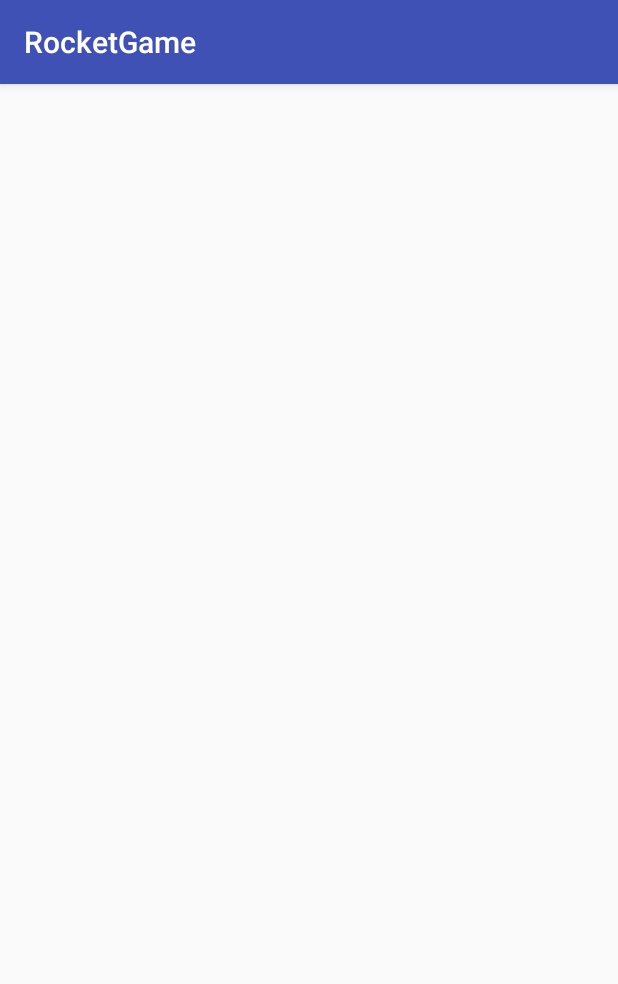
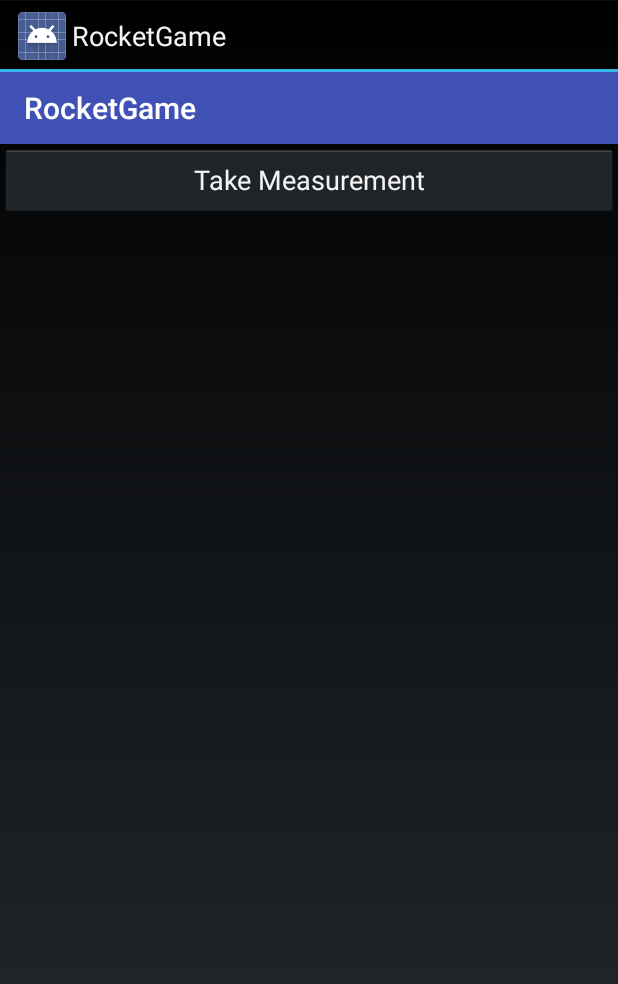
Before and after one commit to zmyrick/RocketProject, an Android app: the DashboardActivity screen opened directly, with no data from a screen before it, on a phone screen of 412 x 824 dp. Shown: the top 984 px of the screen. Run offline under Robolectric (Android 15) with nearby library versions, the phone set to English and light mode, and no system bars.

Commit message:
Added measurement button

```diff
--- a/app/src/main/java/mas/rocketgame/DashboardActivity.java
+++ b/app/src/main/java/mas/rocketgame/DashboardActivity.java
@@ -1,13 +1,30 @@
 package mas.rocketgame;
 
+import android.content.Intent;
 import android.support.v7.app.AppCompatActivity;
 import android.os.Bundle;
+import android.view.View;
+import android.widget.Button;
+import android.database.Cursor;
+import android.content.CursorLoader;
+import android.app.LoaderManager.LoaderCallbacks;
 
 public class DashboardActivity extends AppCompatActivity {
 
     @Override
     protected void onCreate(Bundle savedInstanceState) {
         super.onCreate(savedInstanceState);
+        setTheme(android.R.style.Theme_Holo);
         setContentView(R.layout.activity_dashboard);
+
+
+        Button takeMeasurementButton = (Button) findViewById(R.id.measurement_button);
+        takeMeasurementButton.setOnClickListener(new View.OnClickListener() {
+            @Override
+            public void onClick(View view) {
+                Intent intent = new Intent(DashboardActivity.this, MainActivity.class);
+                startActivity(intent);
+            }
+        });
     }
 }
--- a/app/src/main/res/layout/activity_dashboard.xml
+++ b/app/src/main/res/layout/activity_dashboard.xml
@@ -1,9 +1,15 @@
 <?xml version="1.0" encoding="utf-8"?>
-<android.support.constraint.ConstraintLayout xmlns:android="http://schemas.android.com/apk/res/android"
+<LinearLayout xmlns:android="http://schemas.android.com/apk/res/android"
     xmlns:app="http://schemas.android.com/apk/res-auto"
     xmlns:tools="http://schemas.android.com/tools"
     android:layout_width="match_parent"
     android:layout_height="match_parent"
+    android:orientation="vertical"
     tools:context="mas.rocketgame.DashboardActivity">
 
-</android.support.constraint.ConstraintLayout>
+    <Button
+        android:id="@+id/measurement_button"
+        android:layout_width="match_parent"
+        android:layout_height="wrap_content"
+        android:text="Take Measurement" />
+</LinearLayout>
```
Also changed, not shown: 10 other files.
